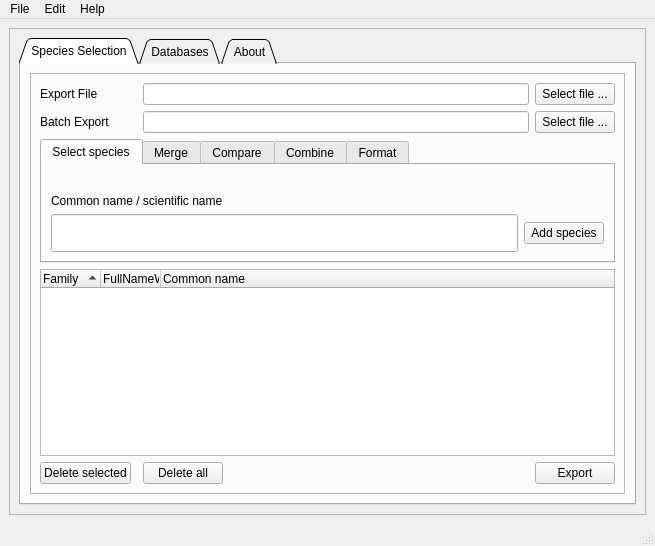
This is src/ui/ui_main.ui in TaiBON/checklister as Qt 5 draws it before an edit. The edited form follows.
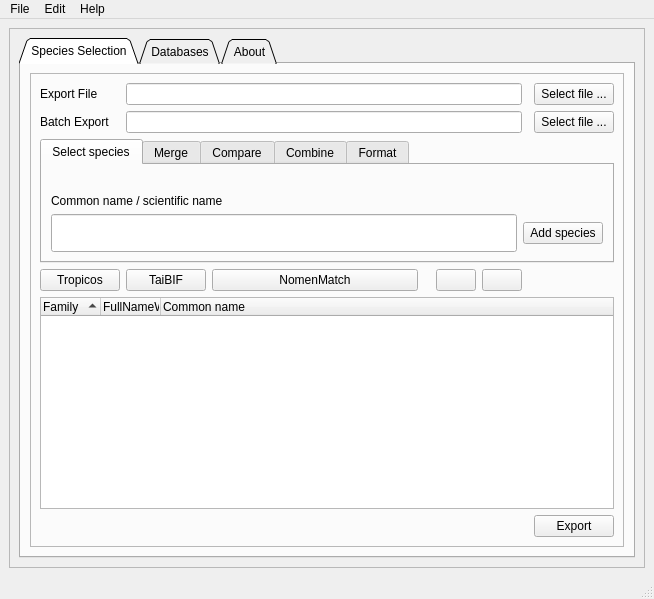
This is the edited form. Icons and pictures are not drawn.

Commit message: 1. 把原本 twnamelist_apg3 的名稱改成 twnamelist_pg 2. 新增 qtresources 設定 3. 增加網路資料庫的搜尋(tropicos, taibif, nomenmatch) 4. 小修改ui，並增加 icon

What changed in the file:
```diff
--- a/src/ui/ui_main.ui
+++ b/src/ui/ui_main.ui
@@ -6,8 +6,8 @@
    <rect>
     <x>0</x>
     <y>0</y>
-    <width>655</width>
-    <height>546</height>
+    <width>654</width>
+    <height>599</height>
    </rect>
   </property>
   <property name="sizePolicy">
@@ -40,8 +40,8 @@
         <rect>
          <x>0</x>
          <y>0</y>
-         <width>629</width>
-         <height>524</height>
+         <width>628</width>
+         <height>558</height>
         </rect>
        </property>
        <layout class="QGridLayout" name="gridLayout_4">
@@ -91,184 +91,25 @@
                <enum>QFrame::Raised</enum>
               </property>
               <layout class="QGridLayout" name="gridLayout_2">
-               <item row="7" column="2">
-                <widget class="QPushButton" name="butDeleteAll">
-                 <property name="sizePolicy">
-                  <sizepolicy hsizetype="Minimum" vsizetype="Maximum">
-                   <horstretch>0</horstretch>
-                   <verstretch>0</verstretch>
-                  </sizepolicy>
-                 </property>
-                 <property name="text">
-                  <string>Delete all</string>
-                 </property>
-                </widget>
-               </item>
-               <item row="1" column="0">
-                <widget class="QLabel" name="labelExportFile">
-                 <property name="sizePolicy">
-                  <sizepolicy hsizetype="Preferred" vsizetype="Minimum">
-                   <horstretch>0</horstretch>
-                   <verstretch>0</verstretch>
-                  </sizepolicy>
-                 </property>
-                 <property name="text">
-                  <string>Export File</string>
-                 </property>
-                </widget>
-               </item>
-               <item row="7" column="0">
-                <widget class="QPushButton" name="butDeleteSelection">
-                 <property name="sizePolicy">
-                  <sizepolicy hsizetype="Fixed" vsizetype="Minimum">
-                   <horstretch>1</horstretch>
-                   <verstretch>0</verstretch>
-                  </sizepolicy>
-                 </property>
-                 <property name="text">
-                  <string>Delete selected</string>
-                 </property>
-                </widget>
-               </item>
-               <item row="1" column="7">
-                <widget class="QPushButton" name="butSelectOutput">
-                 <property name="sizePolicy">
-                  <sizepolicy hsizetype="Minimum" vsizetype="Fixed">
-                   <horstretch>0</horstretch>
-                   <verstretch>0</verstretch>
-                  </sizepolicy>
-                 </property>
+               <item row="3" column="1">
+                <widget class="QPushButton" name="butTaibif">
                  <property name="toolTip">
                   <string>&lt;html&gt;&lt;head/&gt;&lt;body&gt;&lt;p&gt;Select export checklist file. Supported file formats: Microsoft Word 2007 (.docx), Open document format (.odt), markdown (.md). Default is docx and markdown.&lt;/p&gt;&lt;/body&gt;&lt;/html&gt;</string>
                  </property>
-                 <property name="text">
-                  <string>Select file ...</string>
-                 </property>
-                </widget>
-               </item>
-               <item row="7" column="7">
-                <widget class="QPushButton" name="butGenerateSp">
-                 <property name="sizePolicy">
-                  <sizepolicy hsizetype="Minimum" vsizetype="Maximum">
-                   <horstretch>0</horstretch>
-                   <verstretch>0</verstretch>
-                  </sizepolicy>
+                 <property name="whatsThis">
+                  <string>&lt;html&gt;&lt;head/&gt;&lt;body&gt;&lt;p&gt;Search TaiBIF database&lt;/p&gt;&lt;/body&gt;&lt;/html&gt;</string>
                  </property>
                  <property name="styleSheet">
-                  <string notr="true"/>
+                  <string notr="true">QPushButton#butTaibif{
+	qproperty-icon: url(:images/search.png);
+}</string>
                  </property>
                  <property name="text">
-                  <string>Export</string>
+                  <string>TaiBIF</string>
                  </property>
                 </widget>
                </item>
-               <item row="4" column="0" rowspan="3" colspan="8">
-                <widget class="QTreeWidget" name="treeWidget">
-                 <property name="sizePolicy">
-                  <sizepolicy hsizetype="Expanding" vsizetype="Expanding">
-                   <horstretch>0</horstretch>
-                   <verstretch>0</verstretch>
-                  </sizepolicy>
-                 </property>
-                 <property name="minimumSize">
-                  <size>
-                   <width>0</width>
-                   <height>150</height>
-                  </size>
-                 </property>
-                 <property name="mouseTracking">
-                  <bool>false</bool>
-                 </property>
-                 <property name="alternatingRowColors">
-                  <bool>true</bool>
-                 </property>
-                 <property name="selectionMode">
-                  <enum>QAbstractItemView::MultiSelection</enum>
-                 </property>
-                 <property name="indentation">
-                  <number>10</number>
-                 </property>
-                 <property name="rootIsDecorated">
-                  <bool>true</bool>
-                 </property>
-                 <property name="sortingEnabled">
-                  <bool>true</bool>
-                 </property>
-                 <property name="animated">
-                  <bool>true</bool>
-                 </property>
-                 <attribute name="headerVisible">
-                  <bool>true</bool>
-                 </attribute>
-                 <attribute name="headerDefaultSectionSize">
-                  <number>60</number>
-                 </attribute>
-                 <attribute name="headerHighlightSections">
-                  <bool>true</bool>
-                 </attribute>
-                 <attribute name="headerMinimumSectionSize">
-                  <number>5</number>
-                 </attribute>
-                 <attribute name="headerShowSortIndicator" stdset="0">
-                  <bool>true</bool>
-                 </attribute>
-                 <column>
-                  <property name="text">
-                   <string>Family</string>
-                  </property>
-                 </column>
-                 <column>
-                  <property name="text">
-                   <string>FullNameWithAuthors</string>
-                  </property>
-                 </column>
-                 <column>
-                  <property name="text">
-                   <string>Common name</string>
-                  </property>
-                 </column>
-                </widget>
-               </item>
-               <item row="7" column="5">
-                <spacer name="horizontalSpacer_2">
-                 <property name="orientation">
-                  <enum>Qt::Horizontal</enum>
-                 </property>
-                 <property name="sizeHint" stdset="0">
-                  <size>
-                   <width>40</width>
-                   <height>20</height>
-                  </size>
-                 </property>
-                </spacer>
-               </item>
-               <item row="7" column="6">
-                <spacer name="horizontalSpacer_4">
-                 <property name="orientation">
-                  <enum>Qt::Horizontal</enum>
-                 </property>
-                 <property name="sizeHint" stdset="0">
-                  <size>
-                   <width>40</width>
-                   <height>20</height>
-                  </size>
-                 </property>
-                </spacer>
-               </item>
-               <item row="2" column="0">
-                <widget class="QLabel" name="labelBatch">
-                 <property name="sizePolicy">
-                  <sizepolicy hsizetype="Preferred" vsizetype="Minimum">
-                   <horstretch>0</horstretch>
-                   <verstretch>0</verstretch>
-                  </sizepolicy>
-                 </property>
-                 <property name="text">
-                  <string>Batch Export</string>
-                 </property>
-                </widget>
-               </item>
-               <item row="2" column="7">
+               <item row="1" column="8">
                 <widget class="QPushButton" name="butSlist">
                  <property name="sizePolicy">
                   <sizepolicy hsizetype="Minimum" vsizetype="Fixed">
@@ -281,30 +122,7 @@
                  </property>
                 </widget>
                </item>
-               <item row="1" column="2" colspan="5">
-                <widget class="QLineEdit" name="lineOutputFilename">
-                 <property name="sizePolicy">
-                  <sizepolicy hsizetype="Expanding" vsizetype="Fixed">
-                   <horstretch>0</horstretch>
-                   <verstretch>0</verstretch>
-                  </sizepolicy>
-                 </property>
-                 <property name="text">
-                  <string/>
-                 </property>
-                </widget>
-               </item>
-               <item row="2" column="2" colspan="5">
-                <widget class="QLineEdit" name="lineSlist">
-                 <property name="sizePolicy">
-                  <sizepolicy hsizetype="Expanding" vsizetype="Fixed">
-                   <horstretch>0</horstretch>
-                   <verstretch>0</verstretch>
-                  </sizepolicy>
-                 </property>
-                </widget>
-               </item>
-               <item row="3" column="0" colspan="8">
+               <item row="2" column="0" colspan="9">
                 <widget class="QTabWidget" name="tabWidget_2">
                  <property name="sizePolicy">
                   <sizepolicy hsizetype="Expanding" vsizetype="Minimum">
@@ -647,6 +465,246 @@
                  </widget>
                 </widget>
                </item>
+               <item row="1" column="0">
+                <widget class="QLabel" name="labelBatch">
+                 <property name="sizePolicy">
+                  <sizepolicy hsizetype="Preferred" vsizetype="Minimum">
+                   <horstretch>0</horstretch>
+                   <verstretch>0</verstretch>
+                  </sizepolicy>
+                 </property>
+                 <property name="text">
+                  <string>Batch Export</string>
+                 </property>
+                </widget>
+               </item>
+               <item row="0" column="0">
+                <widget class="QLabel" name="labelExportFile">
+                 <property name="sizePolicy">
+                  <sizepolicy hsizetype="Preferred" vsizetype="Minimum">
+                   <horstretch>0</horstretch>
+                   <verstretch>0</verstretch>
+                  </sizepolicy>
+                 </property>
+                 <property name="text">
+                  <string>Export File</string>
+                 </property>
+                </widget>
+               </item>
+               <item row="1" column="1" colspan="6">
+                <widget class="QLineEdit" name="lineSlist">
+                 <property name="sizePolicy">
+                  <sizepolicy hsizetype="Expanding" vsizetype="Fixed">
+                   <horstretch>0</horstretch>
+                   <verstretch>0</verstretch>
+                  </sizepolicy>
+                 </property>
+                </widget>
+               </item>
+               <item row="3" column="2">
+                <widget class="QPushButton" name="butNomenMatch">
+                 <property name="sizePolicy">
+                  <sizepolicy hsizetype="Expanding" vsizetype="Fixed">
+                   <horstretch>0</horstretch>
+                   <verstretch>0</verstretch>
+                  </sizepolicy>
+                 </property>
+                 <property name="minimumSize">
+                  <size>
+                   <width>120</width>
+                   <height>0</height>
+                  </size>
+                 </property>
+                 <property name="toolTip">
+                  <string>&lt;html&gt;&lt;head/&gt;&lt;body&gt;&lt;p&gt;Search NomenMatch — a scientific name match database&lt;/p&gt;&lt;/body&gt;&lt;/html&gt;</string>
+                 </property>
+                 <property name="whatsThis">
+                  <string>&lt;html&gt;&lt;head/&gt;&lt;body&gt;&lt;p&gt;Search NomenMatch (a scientific name matching webapp, thanks for @trashmai)&lt;/p&gt;&lt;/body&gt;&lt;/html&gt;</string>
+                 </property>
+                 <property name="styleSheet">
+                  <string notr="true">QPushButton#butNomenMatch{
+	qproperty-icon: url(:images/search.png);
+}</string>
+                 </property>
+                 <property name="text">
+                  <string>NomenMatch</string>
+                 </property>
+                </widget>
+               </item>
+               <item row="4" column="0" colspan="9">
+                <widget class="QTreeWidget" name="treeWidget">
+                 <property name="sizePolicy">
+                  <sizepolicy hsizetype="Expanding" vsizetype="Expanding">
+                   <horstretch>0</horstretch>
+                   <verstretch>0</verstretch>
+                  </sizepolicy>
+                 </property>
+                 <property name="minimumSize">
+                  <size>
+                   <width>0</width>
+                   <height>150</height>
+                  </size>
+                 </property>
+                 <property name="mouseTracking">
+                  <bool>false</bool>
+                 </property>
+                 <property name="alternatingRowColors">
+                  <bool>true</bool>
+                 </property>
+                 <property name="selectionMode">
+                  <enum>QAbstractItemView::MultiSelection</enum>
+                 </property>
+                 <property name="indentation">
+                  <number>10</number>
+                 </property>
+                 <property name="rootIsDecorated">
+                  <bool>true</bool>
+                 </property>
+                 <property name="sortingEnabled">
+                  <bool>true</bool>
+                 </property>
+                 <property name="animated">
+                  <bool>true</bool>
+                 </property>
+                 <attribute name="headerVisible">
+                  <bool>true</bool>
+                 </attribute>
+                 <attribute name="headerDefaultSectionSize">
+                  <number>60</number>
+                 </attribute>
+                 <attribute name="headerHighlightSections">
+                  <bool>true</bool>
+                 </attribute>
+                 <attribute name="headerMinimumSectionSize">
+                  <number>5</number>
+                 </attribute>
+                 <attribute name="headerShowSortIndicator" stdset="0">
+                  <bool>true</bool>
+                 </attribute>
+                 <column>
+                  <property name="text">
+                   <string>Family</string>
+                  </property>
+                 </column>
+                 <column>
+                  <property name="text">
+                   <string>FullNameWithAuthors</string>
+                  </property>
+                 </column>
+                 <column>
+                  <property name="text">
+                   <string>Common name</string>
+                  </property>
+                 </column>
+                </widget>
+               </item>
+               <item row="3" column="0">
+                <widget class="QPushButton" name="butTropicos">
+                 <property name="toolTip">
+                  <string extracomment="Search Tropicos.org database">&lt;html&gt;&lt;head/&gt;&lt;body&gt;&lt;p&gt;Search Tropicos database&lt;/p&gt;&lt;/body&gt;&lt;/html&gt;</string>
+                 </property>
+                 <property name="whatsThis">
+                  <string>&lt;html&gt;&lt;head/&gt;&lt;body&gt;&lt;p&gt;Search Tropicos database&lt;/p&gt;&lt;/body&gt;&lt;/html&gt;</string>
+                 </property>
+                 <property name="styleSheet">
+                  <string notr="true">QPushButton#butTropicos{
+	qproperty-icon: url(:images/search.png);
+}</string>
+                 </property>
+                 <property name="text">
+                  <string>Tropicos</string>
+                 </property>
+                </widget>
+               </item>
+               <item row="0" column="8">
+                <widget class="QPushButton" name="butSelectOutput">
+                 <property name="sizePolicy">
+                  <sizepolicy hsizetype="Minimum" vsizetype="Fixed">
+                   <horstretch>0</horstretch>
+                   <verstretch>0</verstretch>
+                  </sizepolicy>
+                 </property>
+                 <property name="toolTip">
+                  <string>&lt;html&gt;&lt;head/&gt;&lt;body&gt;&lt;p&gt;Select export checklist file. Supported file formats: Microsoft Word 2007 (.docx), Open document format (.odt), markdown (.md). Default is docx and markdown.&lt;/p&gt;&lt;/body&gt;&lt;/html&gt;</string>
+                 </property>
+                 <property name="text">
+                  <string>Select file ...</string>
+                 </property>
+                </widget>
+               </item>
+               <item row="5" column="8">
+                <widget class="QPushButton" name="butGenerateSp">
+                 <property name="sizePolicy">
+                  <sizepolicy hsizetype="Minimum" vsizetype="Maximum">
+                   <horstretch>0</horstretch>
+                   <verstretch>0</verstretch>
+                  </sizepolicy>
+                 </property>
+                 <property name="styleSheet">
+                  <string notr="true">QPushButton#butGenerateSp{
+	qproperty-icon: url(:images/export2.png);
+}</string>
+                 </property>
+                 <property name="text">
+                  <string>Export</string>
+                 </property>
+                </widget>
+               </item>
+               <item row="3" column="5">
+                <widget class="QPushButton" name="butDeleteSelection">
+                 <property name="sizePolicy">
+                  <sizepolicy hsizetype="Fixed" vsizetype="Minimum">
+                   <horstretch>1</horstretch>
+                   <verstretch>0</verstretch>
+                  </sizepolicy>
+                 </property>
+                 <property name="toolTip">
+                  <string extracomment="Delete selected item(s)">&lt;html&gt;&lt;head/&gt;&lt;body&gt;&lt;p&gt;Delete selected item(s)&lt;/p&gt;&lt;/body&gt;&lt;/html&gt;</string>
+                 </property>
+                 <property name="styleSheet">
+                  <string notr="true">QPushButton#butDeleteSelection{
+	qproperty-icon: url(:images/delete.png);
+}</string>
+                 </property>
+                 <property name="text">
+                  <string extracomment="delete selected item(s)"/>
+                 </property>
+                </widget>
+               </item>
+               <item row="3" column="6">
+                <widget class="QPushButton" name="butDeleteAll">
+                 <property name="sizePolicy">
+                  <sizepolicy hsizetype="Fixed" vsizetype="Maximum">
+                   <horstretch>0</horstretch>
+                   <verstretch>0</verstretch>
+                  </sizepolicy>
+                 </property>
+                 <property name="toolTip">
+                  <string extracomment="Delete all items">&lt;html&gt;&lt;head/&gt;&lt;body&gt;&lt;p&gt;Delete all items&lt;/p&gt;&lt;/body&gt;&lt;/html&gt;</string>
+                 </property>
+                 <property name="styleSheet">
+                  <string notr="true">QPushButton#butDeleteAll{
+	qproperty-icon: url(:images/delete_all.png);
+}</string>
+                 </property>
+                 <property name="text">
+                  <string extracomment="delete all items"/>
+                 </property>
+                </widget>
+               </item>
+               <item row="0" column="1" colspan="6">
+                <widget class="QLineEdit" name="lineOutputFilename">
+                 <property name="sizePolicy">
+                  <sizepolicy hsizetype="Expanding" vsizetype="Fixed">
+                   <horstretch>0</horstretch>
+                   <verstretch>0</verstretch>
+                  </sizepolicy>
+                 </property>
+                 <property name="text">
+                  <string/>
+                 </property>
+                </widget>
+               </item>
               </layout>
              </widget>
             </item>
@@ -873,7 +931,7 @@
     <rect>
      <x>0</x>
      <y>0</y>
-     <width>655</width>
+     <width>654</width>
      <height>22</height>
     </rect>
    </property>
```
Left out of the diff: 99 changed lines with no effect on the pictures. The commit also changes 20 other files.
